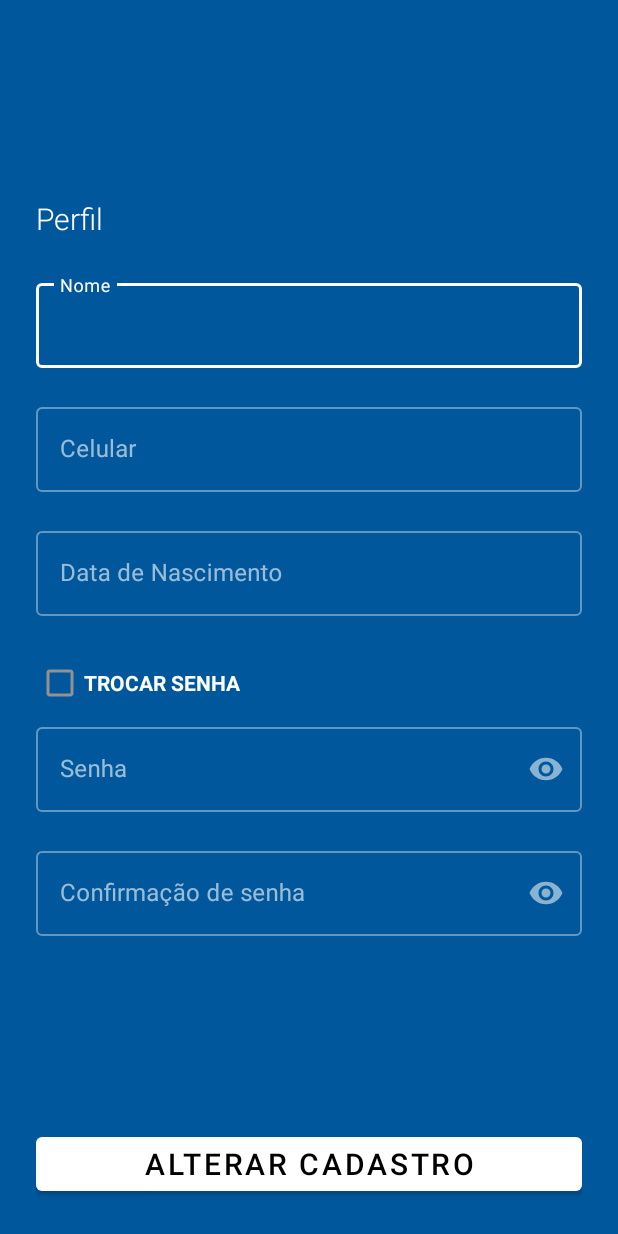
After one commit to tiagomnunes89/vidacademica, an Android app: the ProfileActivity screen opened directly, with no data from a screen before it, on a phone screen of 412 x 824 dp. The commit adds this screen. Run offline under Robolectric (Android 15) with nearby library versions, the light colour scheme and no system bars.

Commit message:
layout profile screen

```diff
--- a/app/src/main/AndroidManifest.xml
+++ b/app/src/main/AndroidManifest.xml
@@ -13,14 +13,16 @@
         android:supportsRtl="true"
         android:theme="@style/AppTheme"
         android:usesCleartextTraffic="true">
+        <activity android:name=".presentation.ui.ProfileActivity"></activity>
         <activity
             android:name=".presentation.ui.RegisterActivity"
-            android:configChanges="orientation|screenSize"/>
+            android:configChanges="orientation|screenSize" />
         <activity
             android:name=".presentation.ui.HomeActivity"
-            android:label="@string/title_activity_home"
-            android:configChanges="orientation|screenSize" />
-        <activity android:name=".presentation.ui.Login"
+            android:configChanges="orientation|screenSize"
+            android:label="@string/title_activity_home" />
+        <activity
+            android:name=".presentation.ui.Login"
             android:configChanges="orientation|screenSize">
             <intent-filter>
                 <action android:name="android.intent.action.MAIN" />
--- /dev/null
+++ b/app/src/main/java/online/vidacademica/presentation/ui/ProfileActivity.java
@@ -0,0 +1,16 @@
+package online.vidacademica.presentation.ui;
+
+import androidx.appcompat.app.AppCompatActivity;
+
+import android.os.Bundle;
+
+import online.vidacademica.R;
+
+public class ProfileActivity extends AppCompatActivity {
+
+    @Override
+    protected void onCreate(Bundle savedInstanceState) {
+        super.onCreate(savedInstanceState);
+        setContentView(R.layout.activity_profile);
+    }
+}
--- /dev/null
+++ b/app/src/main/res/layout/activity_profile.xml
@@ -0,0 +1,183 @@
+<?xml version="1.0" encoding="utf-8"?>
+<ScrollView xmlns:android="http://schemas.android.com/apk/res/android"
+    xmlns:app="http://schemas.android.com/apk/res-auto"
+    xmlns:tools="http://schemas.android.com/tools"
+    android:layout_width="match_parent"
+    android:layout_height="match_parent"
+    android:fillViewport="true"
+    tools:context=".presentation.ui.RegisterActivity">
+
+    <androidx.constraintlayout.widget.ConstraintLayout
+        android:layout_width="match_parent"
+        android:layout_height="wrap_content"
+        android:padding="@dimen/default_size">
+
+        <LinearLayout
+            android:id="@+id/linear_register"
+            android:layout_width="match_parent"
+            android:layout_height="wrap_content"
+            android:orientation="vertical"
+            app:layout_constraintBottom_toTopOf="@+id/btn_send_register"
+            app:layout_constraintStart_toStartOf="parent"
+            app:layout_constraintTop_toTopOf="parent">
+
+            <LinearLayout
+                android:id="@+id/layout_title"
+                android:layout_width="match_parent"
+                android:layout_height="wrap_content"
+                android:layout_gravity="center"
+                android:layout_marginBottom="@dimen/default_size"
+                android:orientation="horizontal"
+                app:layout_constraintEnd_toEndOf="parent"
+                app:layout_constraintStart_toStartOf="parent"
+                app:layout_constraintTop_toTopOf="parent">
+
+                <TextView
+                    android:layout_width="0dp"
+                    android:layout_height="wrap_content"
+                    android:layout_weight="1"
+                    android:fontFamily="sans-serif-light"
+                    android:gravity="start"
+                    android:text="@string/profile"
+                    android:textAlignment="viewStart"
+                    android:textColor="@color/colorWhite"
+                    android:textSize="@dimen/font_normal_text" />
+
+
+            </LinearLayout>
+
+            <LinearLayout
+                android:id="@+id/linear_layout_input"
+                android:layout_width="match_parent"
+                android:layout_height="wrap_content"
+                android:orientation="vertical"
+                app:layout_constraintEnd_toEndOf="parent"
+                app:layout_constraintStart_toStartOf="parent"
+                app:layout_constraintTop_toBottomOf="@+id/layout_title">
+
+
+                <com.google.android.material.textfield.TextInputLayout
+                    android:id="@+id/text_input_name"
+                    style="@style/Widget.MaterialComponents.TextInputLayout.OutlinedBox"
+                    android:layout_width="match_parent"
+                    android:layout_height="wrap_content"
+                    app:errorEnabled="true">
+
+                    <com.google.android.material.textfield.TextInputEditText
+                        android:layout_width="match_parent"
+                        android:layout_height="wrap_content"
+                        android:backgroundTint="@android:color/white"
+                        android:hint="@string/name"
+                        android:inputType="textPersonName"
+                        android:textColor="@android:color/white"
+                        android:textColorHint="@android:color/white" />
+
+                </com.google.android.material.textfield.TextInputLayout>
+
+
+                <com.google.android.material.textfield.TextInputLayout
+                    android:id="@+id/text_input_phone"
+                    style="@style/Widget.MaterialComponents.TextInputLayout.OutlinedBox"
+                    android:layout_width="match_parent"
+                    android:layout_height="wrap_content"
+                    app:errorEnabled="true">
+
+                    <com.google.android.material.textfield.TextInputEditText
+                        android:layout_width="match_parent"
+                        android:layout_height="wrap_content"
+                        android:backgroundTint="@android:color/white"
+                        android:hint="@string/cellphone"
+                        android:inputType="phone"
+                        android:textColor="@android:color/white"
+                        android:textColorHint="@android:color/white" />
+
+                </com.google.android.material.textfield.TextInputLayout>
+
+                <com.google.android.material.textfield.TextInputLayout
+                    android:id="@+id/text_input_birth"
+                    style="@style/Widget.MaterialComponents.TextInputLayout.OutlinedBox"
+                    android:layout_width="match_parent"
+                    android:layout_height="wrap_content"
+                    app:errorEnabled="true">
+
+                    <com.google.android.material.textfield.TextInputEditText
+                        android:layout_width="match_parent"
+                        android:layout_height="wrap_content"
+                        android:backgroundTint="@android:color/white"
+                        android:ems="10"
+                        android:hint="@string/birth_date"
+                        android:inputType="date"
+                        android:textColor="@android:color/white"
+                        android:textColorHint="@android:color/white" />
+
+                </com.google.android.material.textfield.TextInputLayout>
+
+                <CheckBox
+                    android:layout_width="wrap_content"
+                    android:layout_height="wrap_content"
+                    android:text="@string/change_password"
+                    android:textAllCaps="true"
+                    android:textStyle="bold" />
+
+                <com.google.android.material.textfield.TextInputLayout
+                    android:id="@+id/text_input_password"
+                    style="@style/Widget.MaterialComponents.TextInputLayout.OutlinedBox"
+                    android:layout_width="match_parent"
+                    android:layout_height="wrap_content"
+                    app:errorEnabled="true"
+                    app:passwordToggleEnabled="true">
+
+                    <com.google.android.material.textfield.TextInputEditText
+                        android:layout_width="match_parent"
+                        android:layout_height="wrap_content"
+                        android:backgroundTint="@android:color/white"
+                        android:enabled="false"
+                        android:hint="@string/password"
+                        android:inputType="textPassword"
+                        android:textColor="@android:color/white"
+                        android:textColorHint="@android:color/white" />
+
+                </com.google.android.material.textfield.TextInputLayout>
+
+                <com.google.android.material.textfield.TextInputLayout
+                    android:id="@+id/text_input_password_confirmation"
+                    style="@style/Widget.MaterialComponents.TextInputLayout.OutlinedBox"
+                    android:layout_width="match_parent"
+                    android:layout_height="wrap_content"
+                    app:errorEnabled="true"
+                    app:passwordToggleEnabled="true">
+
+                    <com.google.android.material.textfield.TextInputEditText
+                        android:layout_width="match_parent"
+                        android:layout_height="wrap_content"
+                        android:backgroundTint="@android:color/white"
+                        android:enabled="false"
+                        android:hint="@string/password_confirmation"
+                        android:inputType="textPassword"
+                        android:textColor="@android:color/white"
+                        android:textColorHint="@android:color/white" />
+
+                </com.google.android.material.textfield.TextInputLayout>
+
+            </LinearLayout>
+
+        </LinearLayout>
+
+        <Button
+            android:id="@+id/btn_send_register"
+            android:layout_width="match_parent"
+            android:layout_height="wrap_content"
+            android:layout_gravity="center"
+            android:layout_marginTop="@dimen/default_size"
+            android:fontFamily="sans-serif-light"
+            android:text="@string/update_register"
+            android:textAllCaps="true"
+            android:textSize="@dimen/font_normal_text"
+            android:textStyle="bold"
+            app:layout_constraintBottom_toBottomOf="parent"
+            app:layout_constraintEnd_toEndOf="parent"
+            app:layout_constraintStart_toStartOf="parent" />
+
+    </androidx.constraintlayout.widget.ConstraintLayout>
+
+</ScrollView>
--- a/app/src/main/res/values/strings.xml
+++ b/app/src/main/res/values/strings.xml
@@ -17,4 +17,8 @@
     <string name="register">Cadastro</string>
     <string name="enter">Entrar</string>
     <string name="enter_google">Login Google</string>
+    <string name="profile">Perfil</string>
+    <string name="edit">Editar</string>
+    <string name="update_register">Alterar cadastro</string>
+    <string name="change_password">Trocar senha</string>
 </resources>
```
Also changed, not shown: app/build.gradle (line endings or trailing spaces).
